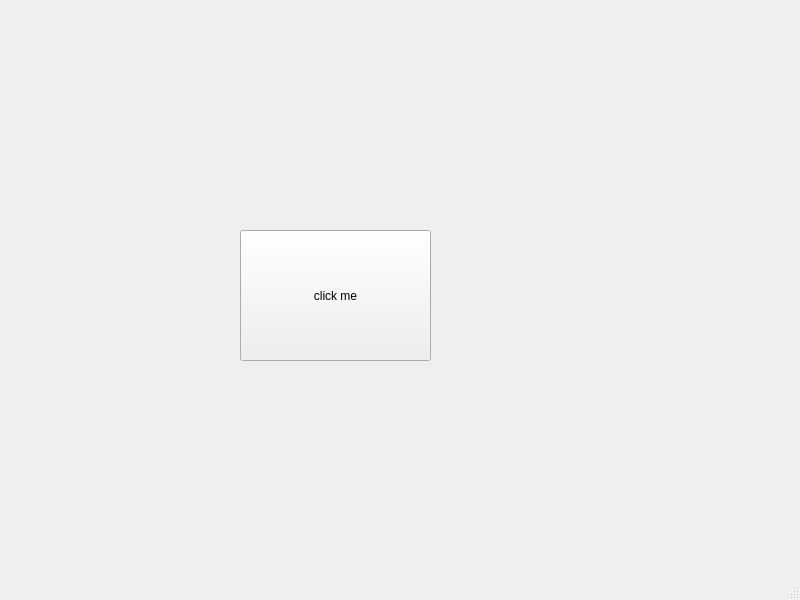
The window that mainwindow.ui (Erfan-ram/bit-plane-slicing-qt) describes before a commit, drawn with Qt 5.
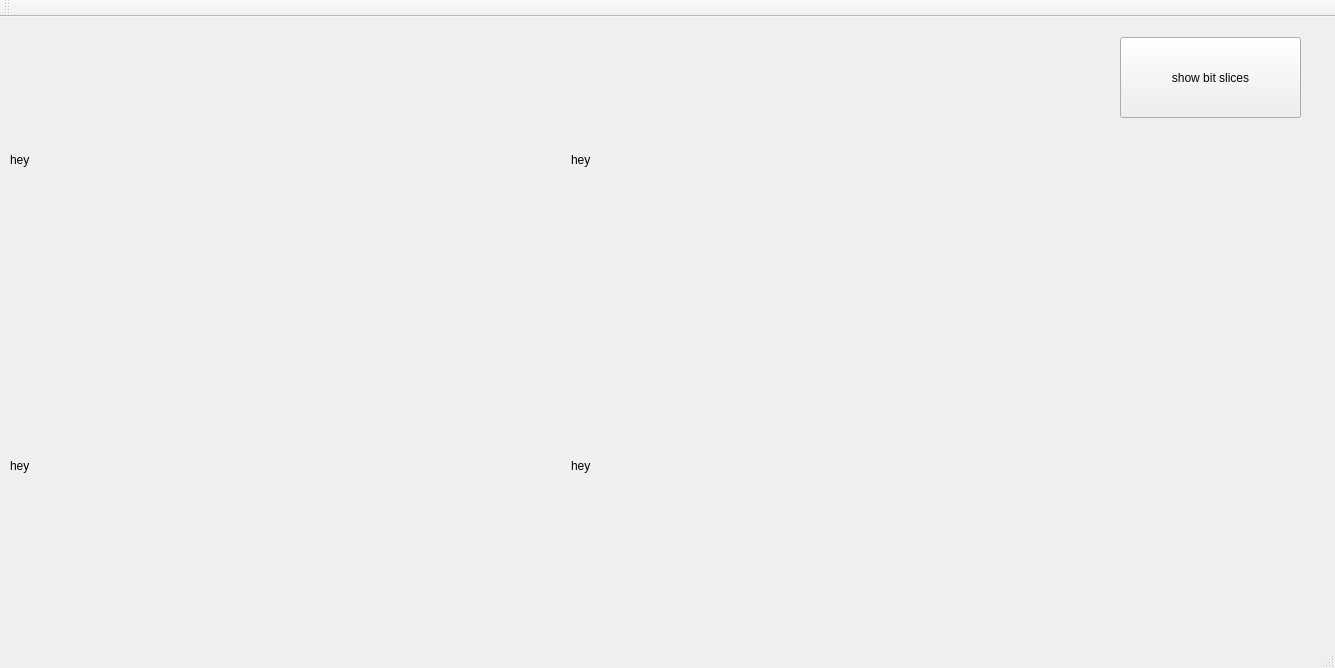
The same window after the commit.

Patch:
```diff
--- a/mainwindow.ui
+++ b/mainwindow.ui
@@ -6,8 +6,8 @@
    <rect>
     <x>0</x>
     <y>0</y>
-    <width>800</width>
-    <height>600</height>
+    <width>1335</width>
+    <height>668</height>
    </rect>
   </property>
   <property name="windowTitle">
@@ -17,16 +17,104 @@
    <widget class="QPushButton" name="openbut">
     <property name="geometry">
      <rect>
-      <x>240</x>
-      <y>230</y>
-      <width>191</width>
-      <height>131</height>
+      <x>1120</x>
+      <y>20</y>
+      <width>181</width>
+      <height>81</height>
      </rect>
     </property>
+    <property name="autoFillBackground">
+     <bool>false</bool>
+    </property>
     <property name="text">
-     <string>click me</string>
+     <string>show bit slices</string>
     </property>
    </widget>
+   <widget class="QWidget" name="">
+    <property name="geometry">
+     <rect>
+      <x>10</x>
+      <y>20</y>
+      <width>1081</width>
+      <height>551</height>
+     </rect>
+    </property>
+    <layout class="QVBoxLayout" name="verticalLayout">
+     <property name="spacing">
+      <number>60</number>
+     </property>
+     <item>
+      <layout class="QHBoxLayout" name="horizontalLayout">
+       <property name="spacing">
+        <number>40</number>
+       </property>
+       <item>
+        <widget class="QLabel" name="label">
+         <property name="text">
+          <string>hey</string>
+         </property>
+        </widget>
+       </item>
+       <item>
+        <widget class="QLabel" name="label_2">
+         <property name="text">
+          <string/>
+         </property>
+        </widget>
+       </item>
+       <item>
+        <widget class="QLabel" name="label_3">
+         <property name="text">
+          <string>hey</string>
+         </property>
+        </widget>
+       </item>
+       <item>
+        <widget class="QLabel" name="label_4">
+         <property name="text">
+          <string/>
+         </property>
+        </widget>
+       </item>
+      </layout>
+     </item>
+     <item>
+      <layout class="QHBoxLayout" name="horizontalLayout_2">
+       <property name="spacing">
+        <number>40</number>
+       </property>
+       <item>
+        <widget class="QLabel" name="label_5">
+         <property name="text">
+          <string>hey</string>
+         </property>
+        </widget>
+       </item>
+       <item>
+        <widget class="QLabel" name="label_6">
+         <property name="text">
+          <string/>
+         </property>
+        </widget>
+       </item>
+       <item>
+        <widget class="QLabel" name="label_7">
+         <property name="text">
+          <string>hey</string>
+         </property>
+        </widget>
+       </item>
+       <item>
+        <widget class="QLabel" name="label_8">
+         <property name="text">
+          <string/>
+         </property>
+        </widget>
+       </item>
+      </layout>
+     </item>
+    </layout>
+   </widget>
   </widget>
   <widget class="QMenuBar" name="menubar">
    <property name="geometry">
@@ -39,6 +127,17 @@
    </property>
   </widget>
   <widget class="QStatusBar" name="statusbar"/>
+  <widget class="QToolBar" name="toolBar">
+   <property name="windowTitle">
+    <string>toolBar</string>
+   </property>
+   <attribute name="toolBarArea">
+    <enum>TopToolBarArea</enum>
+   </attribute>
+   <attribute name="toolBarBreak">
+    <bool>false</bool>
+   </attribute>
+  </widget>
  </widget>
  <resources/>
  <connections/>
```
Left out of the diff: 2 changed lines with no effect on the pictures.
